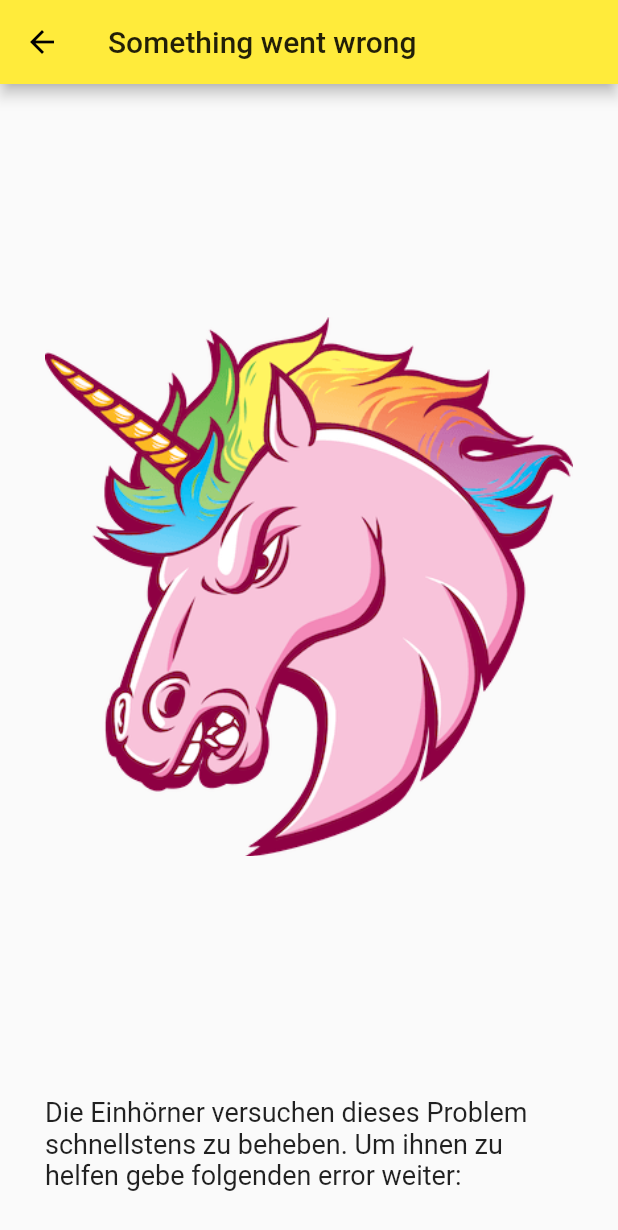
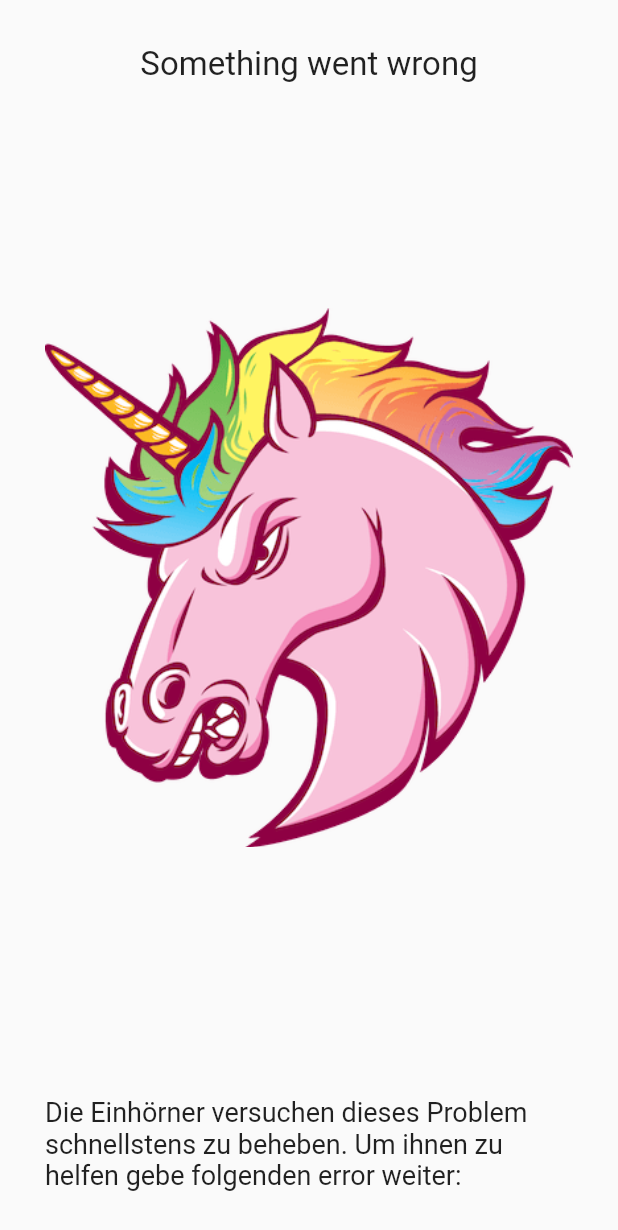
Before and after one commit to Leptopoda/bierverkostung, a Flutter app: the SomethingWentWrong screen opened directly with empty values, on a phone screen of 412 x 824 dp. Shown: the top 1230 px of the screen. Run offline on Flutter 3.47's test engine with Material 2 defaults, Android fonts, the phone set to English and light mode, and no system bars; our stand-ins replace cloud_firestore, firebase_auth, firebase_core; accounts and stored records are empty; generated files the repository leaves out were written again.

Commit message:
fix double app bar

```diff
--- a/lib/shared/error_page.dart
+++ b/lib/shared/error_page.dart
@@ -11,14 +11,16 @@ class SomethingWentWrong extends StatelessWidget {
   @override
   Widget build(BuildContext context) {
     return Scaffold(
-      appBar: AppBar(
-        title: const Text('Something went wrong'),
-      ),
       body: Container(
         margin: const EdgeInsets.all(30.0),
         child: Center(
           child: Column(
             children: <Widget>[
+              const Text(
+                'Something went wrong',
+                style: TextStyle(fontSize: 22.0),
+              ),
+              const SizedBox(height: 18),
               Expanded(
                 child: Image.asset('assets/error.png'),
               ),
```
